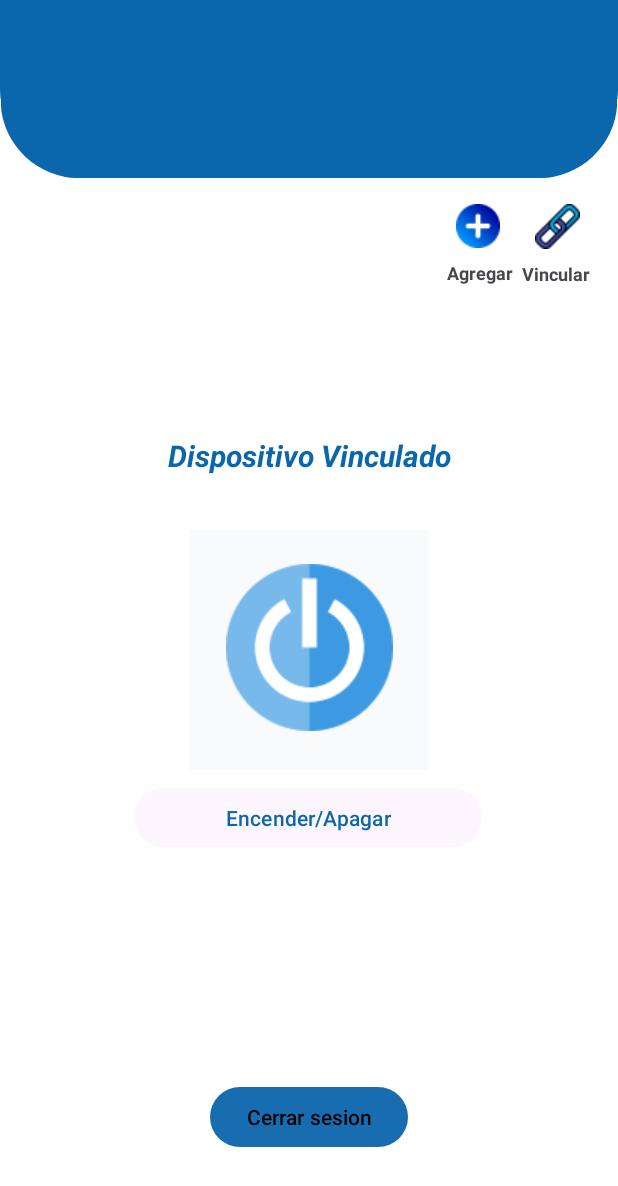
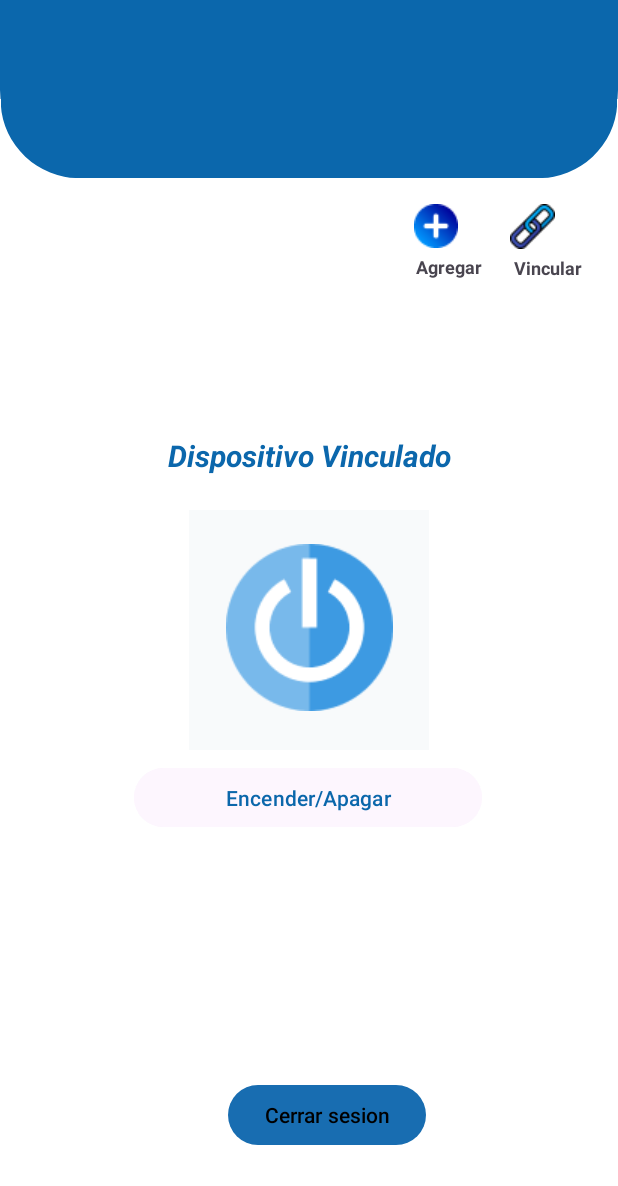
Before and after one commit to PedroJR45/Fanlink, an Android app: the layout activity_manejar_dispositivo.xml on its own in the app's theme, with its tools: preview values and no code run, on a phone screen of 412 x 824 dp. Shown: the top 1186 px of the screen. Run offline under Robolectric (Android 15) with nearby library versions, the phone set to English and light mode, and no system bars.

Commit message:
Vinculacion a dispositivos

```diff
--- a/app/src/main/java/com/example/fanlynk/Manejar_dispositivo.kt
+++ b/app/src/main/java/com/example/fanlynk/Manejar_dispositivo.kt
@@ -44,11 +44,6 @@ class Manejar_dispositivo : AppCompatActivity() {
             val intent = Intent(android.provider.Settings.ACTION_BLUETOOTH_SETTINGS)
             startActivity(intent)
         }
-
-//        findViewById<ImageView>(R.id.imgAgregar).setOnClickListener {
-//            val intent = Intent(this, sincronizar::class.java)
-//            startActivity(intent)
-//        }
 
         findViewById<ImageView>(R.id.imgVincular).setOnClickListener {
             val intent = Intent(this, vincular::class.java)
--- a/app/src/main/res/layout/activity_home.xml
+++ b/app/src/main/res/layout/activity_home.xml
@@ -58,7 +58,7 @@
         android:id="@+id/buttonLoginHome"
         android:layout_width="215dp"
         android:layout_height="48dp"
-        android:layout_marginTop="136dp"
+        android:layout_marginTop="104dp"
         android:backgroundTint="#311A4C73"
         android:text="Iniciar sesión"
         app:layout_constraintEnd_toEndOf="parent"
--- a/app/src/main/res/layout/activity_manejar_dispositivo.xml
+++ b/app/src/main/res/layout/activity_manejar_dispositivo.xml
@@ -26,8 +26,8 @@
 
     <TextView
         android:id="@+id/textView4"
-        android:layout_width="239dp"
-        android:layout_height="55dp"
+        android:layout_width="299dp"
+        android:layout_height="42dp"
         android:layout_marginTop="290dp"
         android:text="Dispositivo Vinculado"
         android:textAlignment="center"
@@ -61,43 +61,19 @@
         app:layout_constraintStart_toStartOf="parent"
         app:layout_constraintTop_toBottomOf="@+id/textView4" />
 
+
     <TextView
         android:id="@+id/textView6"
         android:layout_width="wrap_content"
         android:layout_height="wrap_content"
-        android:layout_marginTop="8dp"
+        android:layout_marginTop="4dp"
         android:text="Agregar"
         android:textSize="12sp"
         android:textStyle="bold"
         app:layout_constraintEnd_toEndOf="parent"
-        app:layout_constraintHorizontal_bias="0.809"
+        app:layout_constraintHorizontal_bias="0.753"
         app:layout_constraintStart_toStartOf="parent"
         app:layout_constraintTop_toBottomOf="@+id/imgAgregar" />
-
-    <TextView
-        android:id="@+id/textView8"
-        android:layout_width="59dp"
-        android:layout_height="19dp"
-        android:layout_marginTop="8dp"
-        android:text="Vincular"
-        android:textAlignment="center"
-        android:textSize="12sp"
-        android:textStyle="bold"
-        app:layout_constraintEnd_toEndOf="parent"
-        app:layout_constraintHorizontal_bias="0.968"
-        app:layout_constraintStart_toStartOf="parent"
-        app:layout_constraintTop_toBottomOf="@+id/imgVincular" />
-
-
-    <ImageView
-        android:id="@+id/imgAgregar"
-        android:layout_width="wrap_content"
-        android:layout_height="wrap_content"
-        android:layout_marginStart="304dp"
-        android:layout_marginTop="16dp"
-        app:layout_constraintStart_toStartOf="parent"
-        app:layout_constraintTop_toBottomOf="@+id/fondoHome"
-        app:srcCompat="@drawable/agregar" />
 
     <ImageView
         android:id="@+id/imgVincular"
@@ -107,10 +83,34 @@
         android:layout_marginTop="16dp"
         android:layout_marginEnd="25dp"
         app:layout_constraintEnd_toEndOf="parent"
-        app:layout_constraintHorizontal_bias="1.0"
+        app:layout_constraintHorizontal_bias="0.461"
         app:layout_constraintStart_toEndOf="@+id/imgAgregar"
         app:layout_constraintTop_toBottomOf="@+id/fondoHome"
         app:srcCompat="@drawable/vincular" />
+
+    <TextView
+        android:id="@+id/textView8"
+        android:layout_width="59dp"
+        android:layout_height="19dp"
+        android:layout_marginTop="4dp"
+        android:text="Vincular"
+        android:textAlignment="center"
+        android:textSize="12sp"
+        android:textStyle="bold"
+        app:layout_constraintEnd_toEndOf="parent"
+        app:layout_constraintHorizontal_bias="0.952"
+        app:layout_constraintStart_toStartOf="parent"
+        app:layout_constraintTop_toBottomOf="@+id/imgVincular" />
+
+    <ImageView
+        android:id="@+id/imgAgregar"
+        android:layout_width="wrap_content"
+        android:layout_height="wrap_content"
+        android:layout_marginStart="276dp"
+        android:layout_marginTop="16dp"
+        app:layout_constraintStart_toStartOf="parent"
+        app:layout_constraintTop_toBottomOf="@+id/fondoHome"
+        app:srcCompat="@drawable/agregar" />
 
     <ImageView
         android:id="@+id/imageEncendidoApagado"
@@ -132,8 +132,10 @@
         android:text="Cerrar sesion"
         app:layout_constraintBottom_toBottomOf="parent"
         app:layout_constraintEnd_toEndOf="parent"
+        app:layout_constraintHorizontal_bias="0.544"
         app:layout_constraintStart_toStartOf="parent"
-        app:layout_constraintTop_toBottomOf="@+id/button" />
-<!--//cambios-->
+        app:layout_constraintTop_toBottomOf="@+id/button"
+        app:layout_constraintVertical_bias="0.546" />
+    <!--//cambios-->
 
 </androidx.constraintlayout.widget.ConstraintLayout>
```
Also changed, not shown: app/src/main/AndroidManifest.xml (+4 -4 lines), app/src/main/java/com/example/fanlynk/vincular.kt (+52 -19 lines), app/src/main/res/layout/activity_vincular.xml (+18 -12 lines).
